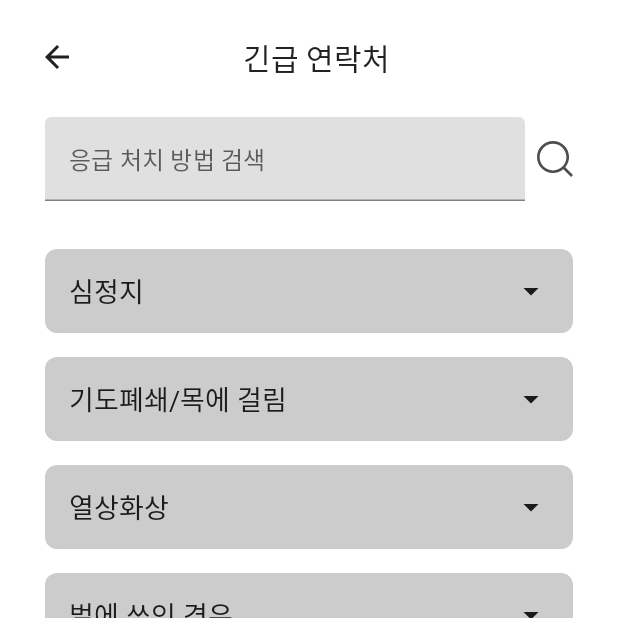
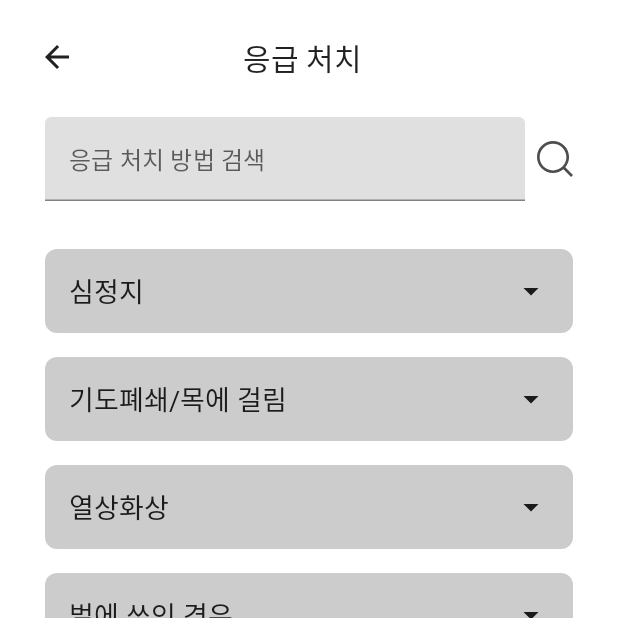
Before and after one commit to imtaejugkim/EmergencyGuide, an Android app built with Jetpack Compose: the EmergencyGuideActivity screen opened directly, with no data from a screen before it, on a phone screen of 412 x 824 dp, the top half of it. Run offline under Robolectric (Android 15) with nearby library versions, the phone set to English and light mode, and no system bars; Roboto replaces fonts that are not available here.

Commit message:
Fix: fix title of the EmergencyGuideActivity

```diff
--- a/app/src/main/java/com/example/emergencyguide/EmergencyGuide/EmergencyGuideActivity.kt
+++ b/app/src/main/java/com/example/emergencyguide/EmergencyGuide/EmergencyGuideActivity.kt
@@ -93,7 +93,7 @@ class EmergencyGuideActivity : AppCompatActivity() {
 
                     Spacer(modifier = Modifier.width(100.dp))
 
-                    Text(text = "긴급 연락처", style = pretendardTypography.h1)
+                    Text(text = "응급 처치", style = pretendardTypography.h1)
 
                 }
 
```
